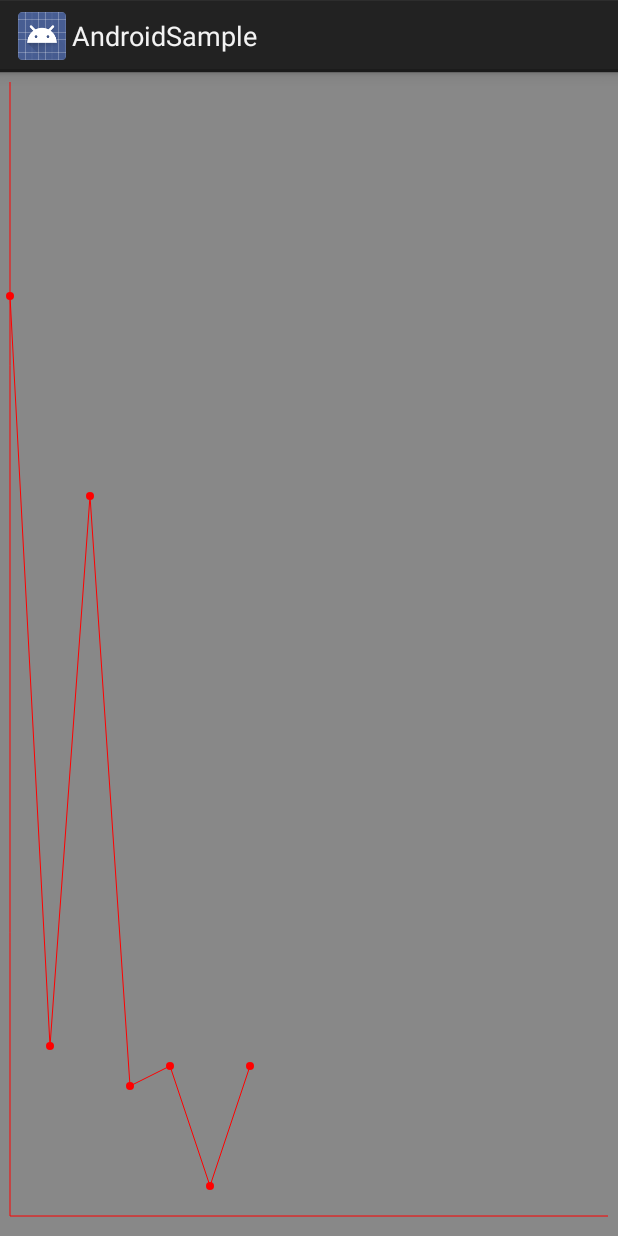
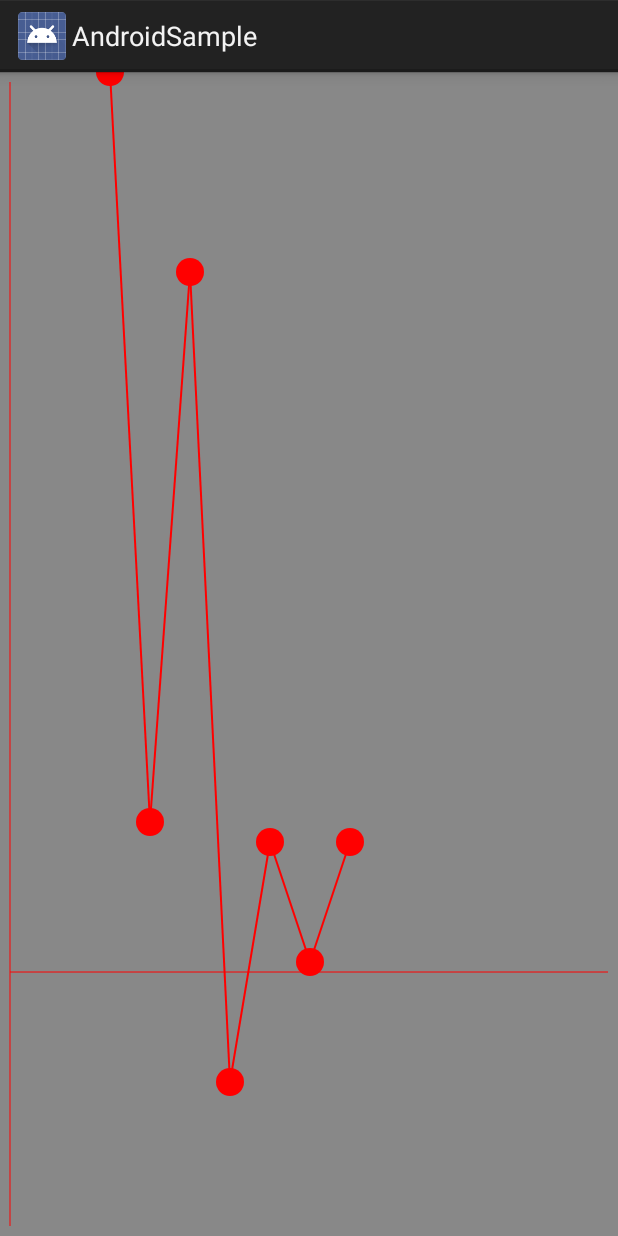
Before and after one commit to Andy-Home/AndroidSample, an Android app: the screen it shows after launch (MainActivity), on a phone screen of 412 x 824 dp. Run offline under Robolectric (Android 15) with nearby library versions, the phone set to English and light mode, and no system bars.

Commit message:
添加DPValue适配不同机型显示不同的情况；优化XY轴显示

```diff
--- a/androidlib/src/main/java/com/andy/androidlib/view/chart/LineView.java
+++ b/androidlib/src/main/java/com/andy/androidlib/view/chart/LineView.java
@@ -9,6 +9,8 @@ import android.util.AttributeSet;
 import android.view.MotionEvent;
 import android.view.View;
 import android.view.ViewGroup;
+
+import com.andy.androidlib.view.DPValue;
 
 import java.util.ArrayList;
 
@@ -30,21 +32,28 @@ public class LineView extends ViewGroup implements PointView.onTouchListener {
         setBackgroundColor(Color.GRAY);
         init();
     }
-
     private X_YView xYView;
+    private Paint mPaint;
 
     private void init() {
         xYView = new X_YView(getContext());
+        mPaint = new Paint();
+        mPaint.setAntiAlias(true);
+        mPaint.setStrokeWidth(DPValue.dp2px(2));
+        mPaint.setStyle(Paint.Style.FILL);
+        mPaint.setColor(Color.RED);
+        mPaint.setTextSize(DPValue.dp2px(40));
     }
 
     @Override
     protected void onLayout(boolean changed, int l, int t, int r, int b) {
+        int radius = DPValue.dp2px(14);
         for (int index = 0; index < getChildCount(); index++) {
             View v = getChildAt(index);
             if (v instanceof PointView) {
                 int x = ((PointView) v).p_x;
                 int y = ((PointView) v).p_y;
-                v.layout(x - 4, y - 4, x + 4, y + 4);
+                v.layout(x - radius, y - radius, x + radius, y + radius);
             } else {
                 v.layout(l, t, r, b);
             }
@@ -53,15 +62,10 @@ public class LineView extends ViewGroup implements PointView.onTouchListener {
 
     @Override
     protected void onDraw(Canvas canvas) {
-        Paint mPaint = new Paint();
-        mPaint.setAntiAlias(true);
-        mPaint.setStyle(Paint.Style.FILL);
-        mPaint.setColor(Color.RED);
-
 
         if (touchIndex != -1) {
             PointView v = (PointView) getChildAt(touchIndex + 1);
-            canvas.drawText("x:" + v.p_x + " y:" + v.p_y, v.p_x, v.p_y - 9, mPaint);
+            canvas.drawText(v.msg, v.p_x + DPValue.dp2px(14), v.p_y - DPValue.dp2px(14), mPaint);
         }
 
         for (int i = 0; i < pointViewList.size() - 1; i++) {
@@ -69,6 +73,7 @@ public class LineView extends ViewGroup implements PointView.onTouchListener {
             PointView end = pointViewList.get(i + 1);
             canvas.drawLine(start.p_x, start.p_y, end.p_x, end.p_y, mPaint);
         }
+
     }
 
     private ArrayList<Point> pointTable;
@@ -77,7 +82,7 @@ public class LineView extends ViewGroup implements PointView.onTouchListener {
         if (points == null) {
             points = new ArrayList<>();
             points.add(new Point(180, 700));
-            points.add(new Point(220, 110));
+            points.add(new Point(220, -110));
             points.add(new Point(260, 130));
             points.add(new Point(340, 130));
             points.add(new Point(100, 900));
@@ -175,8 +180,9 @@ public class LineView extends ViewGroup implements PointView.onTouchListener {
         int index = 0;
         for (Point p : pointTable) {
             PointView view = new PointView(getContext());
-            view.setPosition((int) ((p.x - minX) * scalX) + xYView.padding, (int) (height - ((p.y + minY) * scalY)) - xYView.padding);
+            view.setPosition((int) (p.x * scalX) + point.x, point.y - (int) (p.y * scalY));
             view.setTouchListener(index, this);
+            view.setMessage("x:" + p.x + " y:" + p.y);
             index++;
             addView(view);
             pointViewList.add(view);
--- a/androidlib/src/main/java/com/andy/androidlib/view/chart/PointView.java
+++ b/androidlib/src/main/java/com/andy/androidlib/view/chart/PointView.java
@@ -8,6 +8,8 @@ import android.util.AttributeSet;
 import android.util.Log;
 import android.view.MotionEvent;
 import android.view.View;
+
+import com.andy.androidlib.view.DPValue;
 
 public class PointView extends View {
     public PointView(Context context) {
@@ -29,6 +31,12 @@ public class PointView extends View {
         p_y = y;
     }
 
+    public String msg;
+
+    public void setMessage(String msg) {
+        this.msg = msg;
+    }
+
     @Override
     protected void onMeasure(int widthMeasureSpec, int heightMeasureSpec) {
         super.onMeasure(widthMeasureSpec, heightMeasureSpec);
@@ -40,7 +48,7 @@ public class PointView extends View {
         mPaint.setAntiAlias(true);
         mPaint.setStyle(Paint.Style.FILL);
         mPaint.setColor(Color.RED);
-        canvas.drawCircle(4, 4, 4, mPaint);
+        canvas.drawCircle(DPValue.dp2px(14), DPValue.dp2px(14), DPValue.dp2px(14), mPaint);
     }
 
     @Override
--- a/androidlib/src/main/java/com/andy/androidlib/view/chart/X_YView.java
+++ b/androidlib/src/main/java/com/andy/androidlib/view/chart/X_YView.java
@@ -9,8 +9,9 @@ import android.util.AttributeSet;
 import android.util.Log;
 import android.view.View;
 
+import com.andy.androidlib.view.DPValue;
+
 public class X_YView extends View{
-
 
     public X_YView(Context context) {
         super(context);
@@ -46,25 +47,23 @@ public class X_YView extends View{
     protected void onDraw(Canvas canvas) {
         int height = getHeight();
         int width = getWidth();
-        /*if(style == Style.NOT_VALUE){
+        if (style == Style.NOT_VALUE) {
 
         }else{
             if(style == Style.SX_SY){
                 canvas.drawLine(origin.x, padding ,origin.x,origin.y,mPaint);                //y
                 canvas.drawLine(origin.x,origin.y,width-padding,origin.y,mPaint);    //x
             }else if(style == Style.SX_Y){
-                canvas.drawLine(padding,padding,padding,height- padding,mPaint);                //y
-                canvas.drawLine(padding,height/2,width-padding,height/2,mPaint);                //x
+                canvas.drawLine(origin.x, padding, origin.x, height - padding, mPaint);                 //y
+                canvas.drawLine(origin.x, origin.y, width - padding, origin.y, mPaint);                //x
             }else if(style == Style.X_Y){
-                canvas.drawLine(width/2, padding, width/2,height-padding,mPaint);               //y
-                canvas.drawLine(padding,height/2,width-padding,height/2,mPaint);                //x
+                canvas.drawLine(origin.x, padding, origin.x, height - padding, mPaint);               //y
+                canvas.drawLine(padding, origin.y, width - padding, origin.y, mPaint);                 //x
             }else if(style == Style.X_SY){
-                canvas.drawLine(width/2, padding, width/2,height-padding,mPaint);               //y
-                canvas.drawLine(padding,height-padding,width-padding,height-padding,mPaint);    //x
+                canvas.drawLine(origin.x, padding, origin.x, origin.y, mPaint);               //y
+                canvas.drawLine(padding, origin.y, width - padding, origin.y, mPaint);    //x
             }
-        }*/
-        canvas.drawLine(origin.x, padding, origin.x, origin.y, mPaint);                //y
-        canvas.drawLine(origin.x, origin.y, width - padding, origin.y, mPaint);
+        }
     }
 
     private int style;
```
Also changed, not shown: androidlib/src/main/java/com/andy/androidlib/base/BaseApplication.java (added, +17 -0 lines), androidlib/src/main/java/com/andy/androidlib/view/DPValue.java (added, +48 -0 lines).
